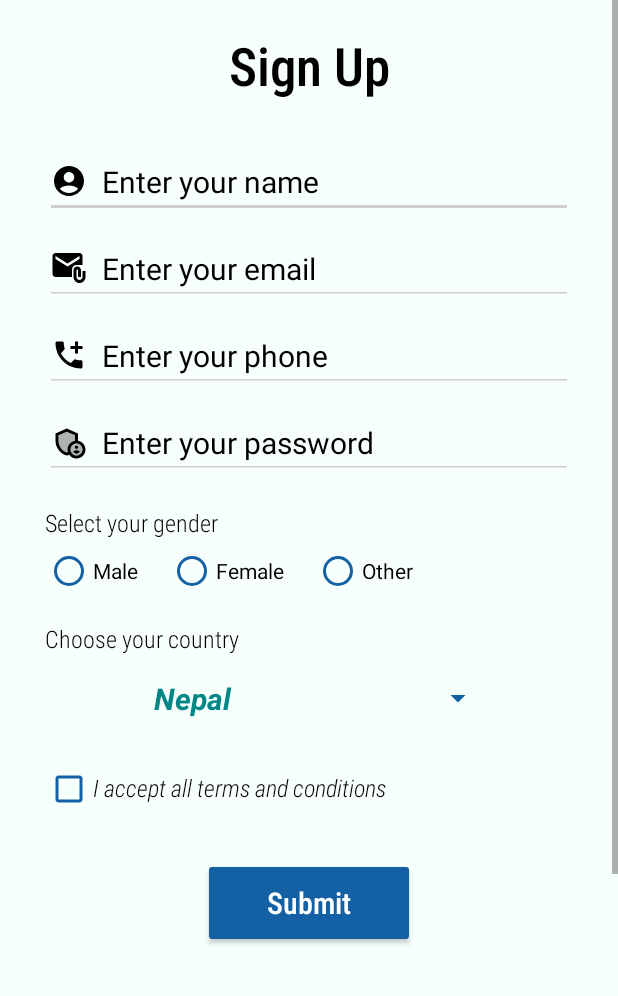
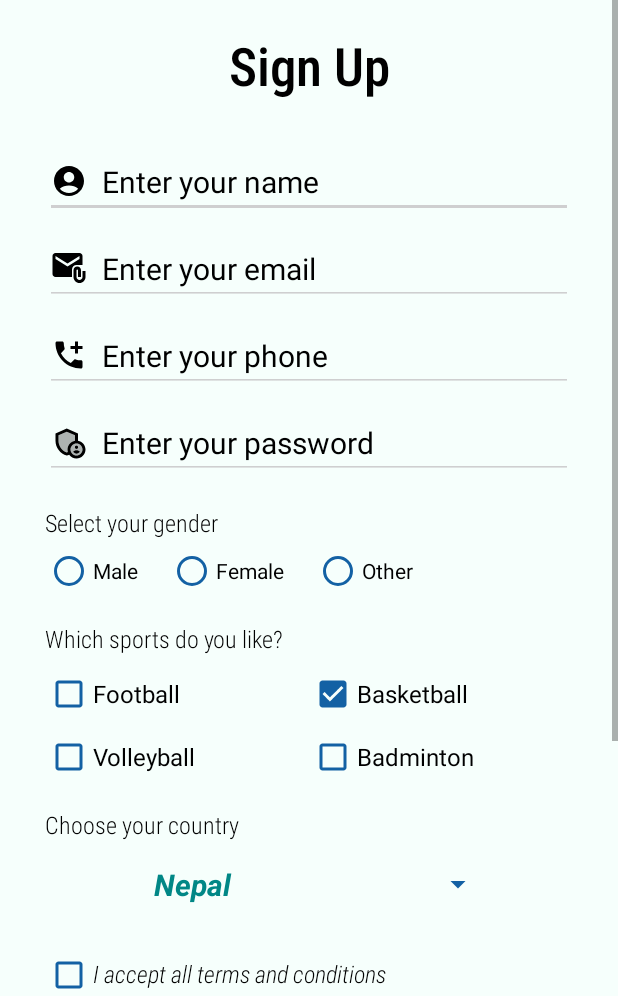
Before and after one commit to yubinkarki/mobile-programming, an Android app: the Signup screen opened directly, with no data from a screen before it, on a phone screen of 412 x 824 dp, the part 240-1236 px from its top. Run offline under Robolectric (Android 15) with nearby library versions, the phone set to English and light mode, and no system bars.

Commit message:
Add few attributes

```diff
--- a/app/src/main/res/layout/unit_3_columns.xml
+++ b/app/src/main/res/layout/unit_3_columns.xml
@@ -4,7 +4,7 @@
     android:layout_width="match_parent"
     android:layout_height="match_parent"
     android:orientation="vertical"
-    tools:context=".unit_3.Hello">
+    tools:context=".unit_3.Columns">
 
     <TextView
         android:layout_width="match_parent"
@@ -30,7 +30,7 @@
         android:layout_weight="1"
         android:background="@color/green"
         android:gravity="center"
+        android:text="@string/third_row"
         android:textColor="@color/white"
-        android:text="@string/third_row"
         android:textSize="35sp" />
 </LinearLayout>
--- a/app/src/main/res/layout/unit_3_login.xml
+++ b/app/src/main/res/layout/unit_3_login.xml
@@ -1,10 +1,12 @@
 <?xml version="1.0" encoding="utf-8"?>
 <ScrollView xmlns:android="http://schemas.android.com/apk/res/android"
     xmlns:app="http://schemas.android.com/apk/res-auto"
+    xmlns:tools="http://schemas.android.com/tools"
     android:layout_width="match_parent"
     android:layout_height="match_parent"
     android:background="@color/light_teal"
-    android:scrollbarStyle="outsideOverlay">
+    android:scrollbarStyle="outsideOverlay"
+    tools:context=".unit_3.Login">
 
     <androidx.constraintlayout.widget.ConstraintLayout
         android:layout_width="match_parent"
@@ -109,7 +111,7 @@
             android:layout_marginTop="30dp"
             android:backgroundTint="@color/blue"
             android:fontFamily="sans-serif-condensed-medium"
-            android:text="@string/submit"
+            android:text="@string/login"
             android:textAllCaps="false"
             android:textColor="@color/white"
             android:textSize="20sp"
--- a/app/src/main/res/layout/unit_3_signup.xml
+++ b/app/src/main/res/layout/unit_3_signup.xml
@@ -1,10 +1,12 @@
 <?xml version="1.0" encoding="utf-8"?>
 <ScrollView xmlns:android="http://schemas.android.com/apk/res/android"
     xmlns:app="http://schemas.android.com/apk/res-auto"
+    xmlns:tools="http://schemas.android.com/tools"
     android:layout_width="match_parent"
     android:layout_height="match_parent"
     android:background="@color/light_teal"
-    android:scrollbarStyle="outsideOverlay">
+    android:scrollbarStyle="outsideOverlay"
+    tools:context=".unit_3.Signup">
 
     <androidx.constraintlayout.widget.ConstraintLayout
         android:layout_width="match_parent"
@@ -115,6 +117,7 @@
             app:layout_constraintTop_toBottomOf="@id/signupPhoneInput"
             app:layout_constraintWidth_max="450dp" />
 
+
         <TextView
             android:id="@+id/signupGenderLabel"
             android:layout_width="wrap_content"
@@ -164,6 +167,85 @@
                 android:textColor="@color/black" />
         </RadioGroup>
 
+        <TextView
+            android:id="@+id/signupSportsLabel"
+            android:layout_width="match_parent"
+            android:layout_height="wrap_content"
+            android:layout_marginTop="18dp"
+            android:fontFamily="sans-serif-condensed-light"
+            android:text="@string/sports_question"
+            android:textAlignment="textStart"
+            android:textColor="@color/black"
+            android:textSize="16sp"
+            app:layout_constraintLeft_toLeftOf="parent"
+            app:layout_constraintTop_toBottomOf="@id/signupGenderRadioGroup" />
+
+        <LinearLayout
+            android:id="@+id/signupSportsTopContainer"
+            android:layout_width="match_parent"
+            android:layout_height="wrap_content"
+            android:orientation="horizontal"
+            app:layout_constraintTop_toBottomOf="@id/signupSportsLabel">
+
+            <CheckBox
+                android:id="@+id/signupCheckboxFootball"
+                android:layout_width="0dp"
+                android:layout_height="wrap_content"
+                android:layout_marginTop="10dp"
+                android:layout_weight="1"
+                android:backgroundTint="@color/black"
+                android:buttonTint="@color/blue"
+                android:maxWidth="320dp"
+                android:text="@string/football"
+                android:textColor="@color/black"
+                android:textSize="16sp" />
+
+            <CheckBox
+                android:id="@+id/signupCheckboxBasketball"
+                android:layout_width="0dp"
+                android:layout_height="wrap_content"
+                android:layout_marginTop="10dp"
+                android:layout_weight="1"
+                android:backgroundTint="@color/black"
+                android:buttonTint="@color/blue"
+                android:checked="true"
+                android:text="@string/basketball"
+                android:textColor="@color/black"
+                android:textSize="16sp" />
+        </LinearLayout>
+
+        <LinearLayout
+            android:id="@+id/signupSportsBottomContainer"
+            android:layout_width="match_parent"
+            android:layout_height="wrap_content"
+            android:orientation="horizontal"
+            app:layout_constraintTop_toBottomOf="@id/signupSportsTopContainer">
+
+            <CheckBox
+                android:id="@+id/signupCheckboxVolleyball"
+                android:layout_width="0dp"
+                android:layout_height="wrap_content"
+                android:layout_marginTop="10dp"
+                android:layout_weight="1"
+                android:backgroundTint="@color/black"
+                android:buttonTint="@color/blue"
+                android:text="@string/volleyball"
+                android:textColor="@color/black"
+                android:textSize="16sp" />
+
+            <CheckBox
+                android:id="@+id/signupCheckboxBadminton"
+                android:layout_width="0dp"
+                android:layout_height="wrap_content"
+                android:layout_marginTop="10dp"
+                android:layout_weight="1"
+                android:backgroundTint="@color/black"
+                android:buttonTint="@color/blue"
+                android:maxWidth="320dp"
+                android:text="@string/badminton"
+                android:textColor="@color/black"
+                android:textSize="16sp" />
+        </LinearLayout>
 
         <TextView
             android:id="@+id/signupCountryLabel"
@@ -175,7 +257,7 @@
             android:textColor="@color/black"
             android:textSize="16sp"
             app:layout_constraintStart_toStartOf="parent"
-            app:layout_constraintTop_toBottomOf="@id/signupGenderRadioGroup" />
+            app:layout_constraintTop_toBottomOf="@id/signupSportsBottomContainer" />
 
         <Spinner
             android:id="@+id/signupCountrySpinner"
@@ -223,18 +305,37 @@
             android:id="@+id/signupSubmitButton"
             android:layout_width="0dp"
             android:layout_height="60dp"
+            android:layout_marginStart="50dp"
             android:layout_marginTop="30dp"
             android:backgroundTint="@color/blue"
             android:fontFamily="sans-serif-condensed-medium"
-            android:text="@string/submit"
+            android:text="@string/signup"
             android:textAllCaps="false"
             android:textColor="@color/white"
             android:textSize="20sp"
-            app:layout_constraintEnd_toEndOf="parent"
+            app:layout_constraintEnd_toStartOf="@id/signupFaqButton"
             app:layout_constraintStart_toStartOf="parent"
             app:layout_constraintTop_toBottomOf="@id/signupTermsLayout"
             app:layout_constraintWidth_max="320dp"
-            app:layout_constraintWidth_percent="0.4" />
+            app:layout_constraintWidth_percent="0.3" />
+
+        <Button
+            android:id="@+id/signupFaqButton"
+            android:layout_width="0dp"
+            android:layout_height="60dp"
+            android:layout_marginTop="30dp"
+            android:layout_marginEnd="50dp"
+            android:backgroundTint="@color/teal"
+            android:fontFamily="sans-serif-condensed-medium"
+            android:text="@string/faq"
+            android:textAllCaps="false"
+            android:textColor="@color/black"
+            android:textSize="20sp"
+            app:layout_constraintEnd_toEndOf="parent"
+            app:layout_constraintStart_toEndOf="@id/signupSubmitButton"
+            app:layout_constraintTop_toBottomOf="@id/signupTermsLayout"
+            app:layout_constraintWidth_max="320dp"
+            app:layout_constraintWidth_percent="0.3" />
 
         <LinearLayout
             android:id="@+id/signupHaveAccountLayout"
```
